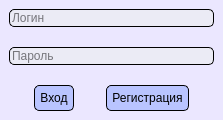
Above: APP/forms/forms_ui/login_form.ui from Danyfff/Diplom_APP before the change. Below: the same form after it.
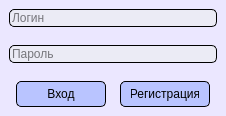
That is the form after the change.

What changed in the file:
```diff
--- a/APP/forms/forms_ui/login_form.ui
+++ b/APP/forms/forms_ui/login_form.ui
@@ -6,8 +6,8 @@
    <rect>
     <x>0</x>
     <y>0</y>
-    <width>223</width>
-    <height>120</height>
+    <width>226</width>
+    <height>116</height>
    </rect>
   </property>
   <property name="windowTitle">
@@ -142,10 +142,16 @@
         </item>
         <item>
          <widget class="QPushButton" name="login_btn">
+          <property name="minimumSize">
+           <size>
+            <width>90</width>
+            <height>0</height>
+           </size>
+          </property>
           <property name="styleSheet">
            <string notr="true">QPushButton {
 	background-color: rgb(185, 196, 255);
-	padding: 5;
+	padding: 5 10 5 10;
 	border:1px solid black;
 	border-radius: 5px;
 }
@@ -178,10 +184,16 @@
         </item>
         <item>
          <widget class="QPushButton" name="registrate_btn">
+          <property name="minimumSize">
+           <size>
+            <width>90</width>
+            <height>0</height>
+           </size>
+          </property>
           <property name="styleSheet">
            <string notr="true">QPushButton {
 	background-color: rgb(185, 196, 255);
-	padding: 5;
+	padding: 5 10 5 10;
 	border:1px solid black;
 	border-radius: 5px;
 }
```
